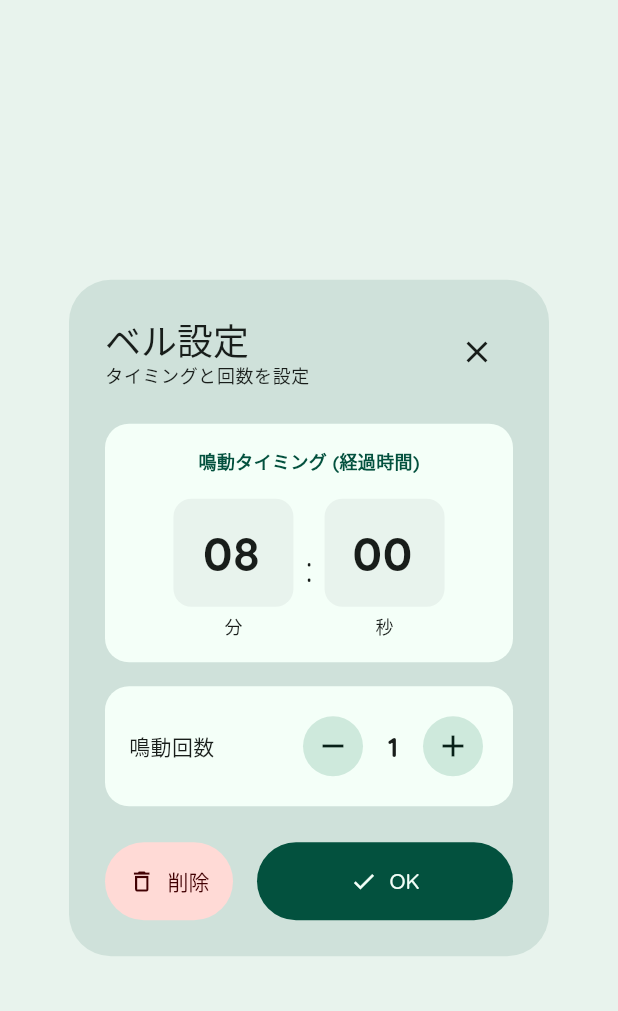
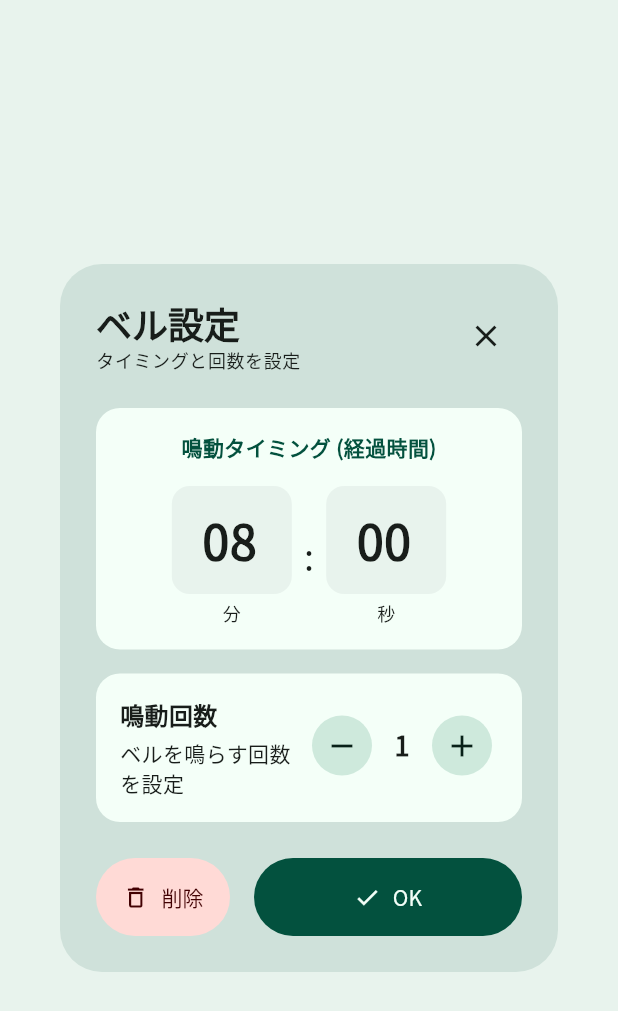
Before and after one commit to Girky0815/presentationtimer_prime, a Flutter app: the BellEditDialog widget shown alone on an empty page, opened directly with sample values from the repository, on a phone screen of 412 x 824 dp. Shown: the top 1011 px of the screen. Run offline on Flutter 3.47's test engine with Material 3 defaults, Android fonts, the phone set to English and light mode, and no system bars; our stand-ins replace audioplayers, google_fonts, package_info_plus.

Commit message:
フォント太さ・大きさを変更

```diff
--- a/lib/main.dart
+++ b/lib/main.dart
@@ -250,24 +250,77 @@ class PresentationTimerApp extends StatelessWidget {
       theme: ThemeData(
         useMaterial3: true,
         colorScheme: lightColorScheme,
-        textTheme: GoogleFonts.quicksandTextTheme(
+        textTheme: _buildSmartTextTheme(
           ThemeData(brightness: Brightness.light).textTheme,
-        ).apply(
-          fontFamilyFallback: [GoogleFonts.notoSansJp().fontFamily!],
         ),
       ),
       darkTheme: ThemeData(
         useMaterial3: true,
         colorScheme: darkColorScheme,
-        textTheme: GoogleFonts.quicksandTextTheme(
+        textTheme: _buildSmartTextTheme(
           ThemeData(brightness: Brightness.dark).textTheme,
-        ).apply(
-          fontFamilyFallback: [GoogleFonts.notoSansJp().fontFamily!],
         ),
       ),
       themeMode: timerState.isDarkMode ? ThemeMode.dark : ThemeMode.light,
       home: const TimerScreen(),
     );
+  }
+
+  TextTheme _buildSmartTextTheme(TextTheme base) {
+    return base.copyWith(
+      displayLarge: _getSmartTextStyle(baseStyle: base.displayLarge),
+      displayMedium: _getSmartTextStyle(baseStyle: base.displayMedium),
+      displaySmall: _getSmartTextStyle(baseStyle: base.displaySmall),
+      headlineLarge: _getSmartTextStyle(baseStyle: base.headlineLarge),
+      headlineMedium: _getSmartTextStyle(baseStyle: base.headlineMedium),
+      headlineSmall: _getSmartTextStyle(baseStyle: base.headlineSmall),
+      titleLarge: _getSmartTextStyle(baseStyle: base.titleLarge),
+      titleMedium: _getSmartTextStyle(baseStyle: base.titleMedium),
+      titleSmall: _getSmartTextStyle(baseStyle: base.titleSmall),
+      bodyLarge: _getSmartTextStyle(baseStyle: base.bodyLarge),
+      bodyMedium: _getSmartTextStyle(baseStyle: base.bodyMedium),
+      bodySmall: _getSmartTextStyle(baseStyle: base.bodySmall),
+      labelLarge: _getSmartTextStyle(baseStyle: base.labelLarge),
+      labelMedium: _getSmartTextStyle(baseStyle: base.labelMedium),
+      labelSmall: _getSmartTextStyle(baseStyle: base.labelSmall),
+    );
+  }
+
+  static TextStyle _getSmartTextStyle({
+    TextStyle? baseStyle,
+    double? fontSize,
+    FontWeight? fontWeight,
+    Color? color,
+    List<FontFeature>? fontFeatures,
+    String? fallbackFamily,
+  }) {
+    final defaultFallback = 'Quicksand';
+    final targetFallback = fallbackFamily ?? defaultFallback;
+
+    try {
+      return GoogleFonts.getFont(
+        'Google Sans Flex',
+        textStyle: baseStyle,
+        fontSize: fontSize,
+        fontWeight: fontWeight,
+        color: color,
+        fontFeatures: fontFeatures,
+      ).copyWith(
+        fontFamilyFallback: [GoogleFonts.notoSansJp().fontFamily!],
+      );
+    } catch (e) {
+      // Fallback to specified font (Quicksand or Roboto Mono)
+      return GoogleFonts.getFont(
+        targetFallback,
+        textStyle: baseStyle,
+        fontSize: fontSize,
+        fontWeight: fontWeight,
+        color: color,
+        fontFeatures: fontFeatures,
+      ).copyWith(
+        fontFamilyFallback: [GoogleFonts.notoSansJp().fontFamily!],
+      );
+    }
   }
 }
 
@@ -351,53 +404,6 @@ class TimerScreen extends StatelessWidget {
                                       ),
                                     );
                                   },
-                                  borderRadius: BorderRadius.circular(16),
-                                  child: Container(
-                                    width: 60,
-                                    height: 80,
-                                    decoration: BoxDecoration(
-                                      border: Border.all(
-                                        color: colorScheme.outlineVariant,
-                                        style: BorderStyle.solid,
-                                      ),
-                                      borderRadius: BorderRadius.circular(16),
-                                    ),
-                                    child: Icon(Icons.add,
-                                        color: colorScheme.primary),
-                                  ),
-                                ),
-                              ),
-                            ],
-                          ),
-                        ),
-                      ),
-                    ),
-
-                    const SizedBox(height: 20),
-
-                    // Huge Timer Display
-                    GestureDetector(
-                      onTap: () => state.toggleMode(
-                          state.mode == 'timer' ? 'stopwatch' : 'timer'),
-                      child: Text(
-                        _formatTime(state.displayTime),
-                        style: GoogleFonts.robotoMono(
-                          fontSize:
-                              120, // Responsive sizing requires LayoutBuilder, fixed for now
-                          fontWeight: FontWeight.w400,
-                          color: state.isOvertime
-                              ? colorScheme.error
-                              : colorScheme.onSurface,
-                          height: 1.0,
-                          fontFeatures: [const FontFeature.tabularFigures()],
-                        ),
-                      ),
-                    ),
-
-                    Text(
-                      state.mode == 'timer'
-                          ? (state.displayTime < 0 ? '超過' : '残り')
-                          : (state.isOvertime ? '超過' : '経過'),
                       style: TextStyle(
                         color: state.isOvertime
                             ? colorScheme.error
@@ -531,7 +537,7 @@ class _ModeButton extends StatelessWidget {
                 color: isSelected
                     ? colorScheme.onPrimary
                     : colorScheme.onSurfaceVariant,
-                fontWeight: FontWeight.w500,
+                fontWeight: isSelected ? FontWeight.bold : FontWeight.w500,
               ),
             ),
           ],
@@ -601,8 +607,8 @@ class _BellChip extends StatelessWidget {
                   const SizedBox(width: 4),
                   Text(
                     "ベル ${state.bells.indexOf(bell) + 1}",
-                    style: TextStyle(
-                      fontSize: 12,
+                    style: PresentationTimerApp._getSmartTextStyle(
+                      fontSize: 13,
                       fontWeight: FontWeight.bold,
                       color: (isPassed && state.isRunning)
                           ? colorScheme.onTertiary
@@ -615,8 +621,8 @@ class _BellChip extends StatelessWidget {
               const SizedBox(height: 4),
               Text(
                 _formatTime(bellTime).replaceAll('-', ''),
-                style: GoogleFonts.quicksand(
-                  fontSize: 18,
+                style: PresentationTimerApp._getSmartTextStyle(
+                  fontSize: 22,
                   fontWeight: FontWeight.w500,
                   color: (isPassed && state.isRunning)
                       ? colorScheme.onTertiary
@@ -695,7 +701,9 @@ class _SettingsPanelState extends State<SettingsPanel> {
                         style: Theme.of(context)
                             .textTheme
                             .headlineSmall
-                            ?.copyWith(color: colorScheme.onSurface)),
+                            ?.copyWith(
+                                color: colorScheme.onSurface,
+                                fontWeight: FontWeight.bold)),
                   ],
                 ),
               ),
@@ -738,6 +746,7 @@ class _SettingsPanelState extends State<SettingsPanel> {
                                   Text("ダークモード",
                                       style: TextStyle(
                                           fontSize: 16,
+                                          fontWeight: FontWeight.bold,
                                           color: colorScheme.onSurface)),
                                   Text(state.isDarkMode ? "オン" : "オフ",
                                       style: TextStyle(
@@ -783,6 +792,7 @@ class _SettingsPanelState extends State<SettingsPanel> {
                               Text("発表時間",
                                   style: TextStyle(
                                       fontSize: 16,
+                                      fontWeight: FontWeight.bold,
                                       color: colorScheme.onSurface)),
                               Text("プレゼンテーションの持ち時間",
                                   style: TextStyle(
@@ -932,7 +942,7 @@ class _BellEditDialogState extends State<BellEditDialog> {
       surfaceTintColor: colorScheme.surfaceTint,
       shape: RoundedRectangleBorder(borderRadius: BorderRadius.circular(28)),
       child: Container(
-        width: 320,
+        width: 380,
         padding: const EdgeInsets.all(24),
         child: Column(
           mainAxisSize: MainAxisSize.min,
@@ -947,7 +957,9 @@ class _BellEditDialogState extends State<BellEditDialog> {
                         style: Theme.of(context)
                             .textTheme
                             .headlineSmall
-                            ?.copyWith(color: colorScheme.onSurface)),
+                            ?.copyWith(
+                                color: colorScheme.onSurface,
+                                fontWeight: FontWeight.bold)),
                     Text("タイミングと回数を設定",
                         style: Theme.of(context)
                             .textTheme
@@ -973,7 +985,7 @@ class _BellEditDialogState extends State<BellEditDialog> {
                 children: [
                   Text("鳴動タイミング (経過時間)",
                       style: TextStyle(
-                          fontSize: 12,
+                          fontSize: 14,
                           fontWeight: FontWeight.bold,
                           color: colorScheme.primary)),
                   const SizedBox(height: 16),
@@ -1017,13 +1029,32 @@ class _BellEditDialogState extends State<BellEditDialog> {
               ),
               child: Row(
                 mainAxisAlignment: MainAxisAlignment.spaceBetween,
+                crossAxisAlignment: CrossAxisAlignment.start,
                 children: [
-                  Text("鳴動回数", style: TextStyle(color: colorScheme.onSurface)),
-                  Row(
+                  Expanded(
+                    child: Column(
+                      crossAxisAlignment: CrossAxisAlignment.start,
+                      children: [
+                        Text("鳴動回数",
+                            style: TextStyle(
+                                fontSize: 16,
+                                fontWeight: FontWeight.bold,
+                                color: colorScheme.onSurface)),
+                        const SizedBox(height: 4),
+                        Text("ベルを鳴らす回数を設定",
+                            style: TextStyle(
+                                fontSize: 14,
+                                color: colorScheme.onSurfaceVariant)),
+                      ],
+                    ),
+                  ),
+                  Padding(
+                    padding: const EdgeInsets.only(top: 8),
+                    child: Row(
                       children: [
                         IconButton.filledTonal(
-                        onPressed: () =>
-                            setState(() => count = (count > 1 ? count - 1 : 1)),
+                          onPressed: () => setState(
+                              () => count = (count > 1 ? count - 1 : 1)),
                           icon: const Icon(Icons.remove),
                         ),
                         SizedBox(
@@ -1039,6 +1070,7 @@ class _BellEditDialogState extends State<BellEditDialog> {
                           icon: const Icon(Icons.add),
                         ),
                       ],
+                    ),
                   )
                 ],
               ),
@@ -1150,7 +1182,7 @@ class _TimeInputBoxState extends State<_TimeInputBox> {
             controller: _controller,
             keyboardType: TextInputType.number,
             textAlign: TextAlign.center,
-            style: GoogleFonts.quicksand(
+            style: PresentationTimerApp._getSmartTextStyle(
               fontSize: widget.fontSize,
               fontWeight: FontWeight.bold,
               color: colorScheme.onSurface,
```
Lines whose indentation alone changed are shown as unchanged.
